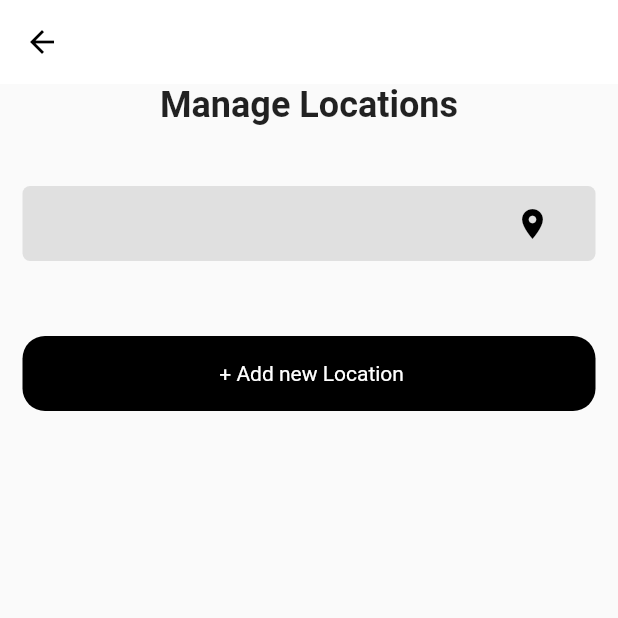
After one commit to Chinmay575/weather, a Flutter app: the ManageLocationsPage screen opened by its route, on a phone screen of 412 x 824 dp, the top half of it. The commit adds this screen. Run offline on Flutter 3.47's test engine with Material 2 defaults, Android fonts, the phone set to English and light mode, and no system bars; our stand-ins replace bloc, flutter_bloc, geolocator, shared_preferences; accounts and stored records are empty.

Commit message:
Added Multi Location Support

```diff
--- a/lib/src/config/global.dart
+++ b/lib/src/config/global.dart
@@ -2,9 +2,9 @@ import 'package:flutter/material.dart';
 import 'package:weather/src/data/datasources/local/prefs.dart';
 
 class Global {
-  static late UserPrefences userPrefences;
+  static late UserPrefences prefs;
   static Future<void> init() async {
     WidgetsFlutterBinding.ensureInitialized();
-    userPrefences = await UserPrefences().init();
+    prefs = await UserPrefences().init();
   }
 }
--- a/lib/src/config/router.dart
+++ b/lib/src/config/router.dart
@@ -4,6 +4,8 @@ import 'package:weather/src/presentation/views/addlocation/addlocation.dart';
 import 'package:weather/src/presentation/views/addlocation/bloc/addlocation_bloc.dart';
 import 'package:weather/src/presentation/views/home/bloc/home_bloc.dart';
 import 'package:weather/src/presentation/views/home/home.dart';
+import 'package:weather/src/presentation/views/managelocations/bloc/manage_bloc.dart';
+import 'package:weather/src/presentation/views/managelocations/managelocations.dart';
 import 'package:weather/src/utils/constants.dart';
 
 class AppRouter {
@@ -23,7 +25,14 @@ class AppRouter {
         bloc: BlocProvider(
           create: (context) => AddlocationBloc(),
         ),
-      )
+      ),
+      PageEntity(
+        route: AppRoutes.manageLocations,
+        page: const ManageLocationsPage(),
+        bloc: BlocProvider(
+          create: (context) => ManageBloc(),
+        ),
+      ),
     ];
   }
 
--- a/lib/src/presentation/views/addlocation/addlocation.dart
+++ b/lib/src/presentation/views/addlocation/addlocation.dart
@@ -1,7 +1,7 @@
 import 'package:flutter/material.dart';
 import 'package:flutter_bloc/flutter_bloc.dart';
 import 'package:weather/src/presentation/views/addlocation/bloc/addlocation_bloc.dart';
-import 'package:weather/src/presentation/views/home/bloc/home_bloc.dart';
+import 'package:weather/src/presentation/views/managelocations/bloc/manage_bloc.dart';
 
 class AddLocationPage extends StatefulWidget {
   const AddLocationPage({super.key});
@@ -47,8 +47,8 @@ class _AddLocationPageState extends State<AddLocationPage> {
               BlocConsumer<AddlocationBloc, AddlocationState>(
                 listener: (context, state) {
                   if (state is Selected) {
-                    BlocProvider.of<HomeBloc>(context)
-                        .add(AddNewCityEvent(city: state.city));
+                    BlocProvider.of<ManageBloc>(context)
+                        .add(AddLocationEvent(city: state.city));
                   }
                 },
                 builder: (context, state) {
--- a/lib/src/presentation/views/home/bloc/home_state.dart
+++ b/lib/src/presentation/views/home/bloc/home_state.dart
@@ -15,19 +15,16 @@ class LoadingState extends HomeState {
 
 class HomeStateLoaded extends HomeState {
   Weather? weather;
-  List<String>? cities;
+
   HomeStateLoaded({
     this.weather,
-    this.cities,
   });
 
   HomeStateLoaded copyWith({
     Weather? weather,
-    List<String>? cities,
   }) {
     return HomeStateLoaded(
       weather: weather ?? this.weather,
-      cities: cities ?? this.cities,
     );
   }
 }
--- /dev/null
+++ b/lib/src/presentation/views/managelocations/bloc/manage_bloc.dart
@@ -0,0 +1,46 @@
+import 'package:bloc/bloc.dart';
+import 'package:weather/src/config/global.dart';
+import 'package:weather/src/utils/constants.dart';
+
+part 'manage_event.dart';
+part 'manage_state.dart';
+
+class ManageBloc extends Bloc<ManageEvent, ManageState> {
+  ManageBloc() : super(ManageState(locs: [])) {
+    on<GetLocationEvent>(
+      (event, emit) {
+        emit(
+          state.copyWith(
+            locs: Global.prefs.getStringList(AppStrings.locations),
+          ),
+        );
+      },
+    );
+    on<AddLocationEvent>(
+      (event, emit) async {
+        await Global.prefs.addStringList(AppStrings.locations, event.city);
+        emit(
+          state.copyWith(
+            locs: Global.prefs.getStringList(AppStrings.locations),
+          ),
+        );
+      },
+    );
+    on<DeleteLocationEvent>(
+      (event, emit) async {
+        await Global.prefs.removeStringList(AppStrings.locations, event.city);
+        emit(
+          state.copyWith(
+            locs: Global.prefs.getStringList(AppStrings.locations),
+          ),
+        );
+      },
+    );
+    on<SetDefaultLocationEvent>(
+      (event, emit) async {
+        await Global.prefs.setString(AppStrings.defaultLocation, event.city);
+        emit(state);
+      },
+    );
+  }
+}
--- /dev/null
+++ b/lib/src/presentation/views/managelocations/bloc/manage_event.dart
@@ -0,0 +1,27 @@
+// ignore_for_file: public_member_api_docs, sort_constructors_first
+part of 'manage_bloc.dart';
+
+abstract class ManageEvent {}
+
+class GetLocationEvent extends ManageEvent {}
+
+class AddLocationEvent extends ManageEvent {
+  String city;
+  AddLocationEvent({
+    required this.city,
+  });
+}
+
+class DeleteLocationEvent extends ManageEvent {
+  String city;
+  DeleteLocationEvent({
+    required this.city,
+  });
+}
+
+class SetDefaultLocationEvent extends ManageEvent {
+  String city;
+  SetDefaultLocationEvent({
+    required this.city,
+  });
+}
--- /dev/null
+++ b/lib/src/presentation/views/managelocations/bloc/manage_state.dart
@@ -0,0 +1,17 @@
+// ignore_for_file: public_member_api_docs, sort_constructors_first
+part of 'manage_bloc.dart';
+
+class ManageState {
+  List<String> locs;
+  ManageState({
+    required this.locs,
+  });
+
+  ManageState copyWith({
+    List<String>? locs,
+  }) {
+    return ManageState(
+      locs: locs ?? this.locs,
+    );
+  }
+}
--- /dev/null
+++ b/lib/src/presentation/views/managelocations/managelocations.dart
@@ -0,0 +1,153 @@
+import 'package:flutter/material.dart';
+import 'package:flutter_bloc/flutter_bloc.dart';
+import 'package:weather/src/config/global.dart';
+import 'package:weather/src/presentation/widgets/widgets.dart';
+import 'package:weather/src/utils/constants.dart';
+
+import 'bloc/manage_bloc.dart';
+
+class ManageLocationsPage extends StatefulWidget {
+  const ManageLocationsPage({super.key});
+
+  @override
+  State<ManageLocationsPage> createState() => _ManageLocationsPageState();
+}
+
+class _ManageLocationsPageState extends State<ManageLocationsPage> {
+  late double deviceHeight, deviceWidth;
+
+  @override
+  void initState() {
+    BlocProvider.of<ManageBloc>(context).add(GetLocationEvent());
+    super.initState();
+  }
+
+  @override
+  Widget build(BuildContext context) {
+    deviceHeight = MediaQuery.of(context).size.height;
+    deviceWidth = MediaQuery.of(context).size.width;
+    return Scaffold(
+      appBar: AppBar(
+        elevation: 0,
+      ),
+      body: SafeArea(
+        child: Container(
+          height: deviceHeight,
+          margin: const EdgeInsets.symmetric(horizontal: 15),
+          child: Column(
+            mainAxisSize: MainAxisSize.max,
+            mainAxisAlignment: MainAxisAlignment.start,
+            children: [
+              const Text(
+                "Manage Locations",
+                style: TextStyle(
+                  fontWeight: FontWeight.bold,
+                  fontSize: 24,
+                ),
+              ),
+              const SizedBox(
+                height: 25,
+              ),
+              BlocConsumer<ManageBloc, ManageState>(
+                listener: (context, state) {},
+                builder: (context, state) {
+                  return Column(
+                    mainAxisSize: MainAxisSize.min,
+                    children: [
+                      ListView.builder(
+                        shrinkWrap: true,
+                        itemCount: state.locs.length + 1,
+                        itemBuilder: (context, index) {
+                          if (index == 0) {
+                            return GestureDetector(
+                              onTap: () {
+                                BlocProvider.of<ManageBloc>(context).add(
+                                  SetDefaultLocationEvent(
+                                    city: Global.prefs.getString(
+                                      AppStrings.currentLocation,
+                                    ),
+                                  ),
+                                );
+                                Navigator.popAndPushNamed(
+                                    context, AppRoutes.home);
+                              },
+                              child: locationCard(
+                                  Global.prefs.getString(
+                                    AppStrings.currentLocation,
+                                  ),
+                                  true),
+                            );
+                          } else {
+                            if (Global.prefs.getString(
+                                  AppStrings.currentLocation,
+                                ) !=
+                                state.locs[index - 1]) {
+                              return GestureDetector(
+                                onTap: () {
+                                  BlocProvider.of<ManageBloc>(context).add(
+                                    SetDefaultLocationEvent(
+                                      city: state.locs[index - 1],
+                                    ),
+                                  );
+                                  Navigator.popAndPushNamed(
+                                    context,
+                                    AppRoutes.home,
+                                  );
+                                },
+                                onLongPress: () {
+                                  BlocProvider.of<ManageBloc>(context).add(
+                                    DeleteLocationEvent(
+                                      city: state.locs[index - 1],
+                                    ),
+                                  );
+                                },
+                                child:
+                                    locationCard(state.locs[index - 1], false),
+                              );
+                            } else {
+                              return Container();
+                            }
+                          }
+                        },
+                      ),
+                    ],
+                  );
+                },
+              ),
+              const SizedBox(
+                height: 50,
+              ),
+              addLocationButton(context),
+            ],
+          ),
+        ),
+      ),
+    );
+  }
+
+  Widget locationCard(String data, bool isCurrent) {
+    return Container(
+      margin: const EdgeInsets.only(top: 15),
+      padding: const EdgeInsets.symmetric(horizontal: 30),
+      height: 50,
+      width: deviceWidth,
+      decoration: BoxDecoration(
+        borderRadius: BorderRadius.circular(5),
+        color: Colors.grey[300],
+      ),
+      alignment: Alignment.centerLeft,
+      child: Row(
+        mainAxisAlignment: MainAxisAlignment.spaceBetween,
+        crossAxisAlignment: CrossAxisAlignment.center,
+        mainAxisSize: MainAxisSize.max,
+        children: [
+          Text(data),
+          Icon(
+            Icons.location_on,
+            color: (isCurrent) ? Colors.black : Colors.transparent,
+          )
+        ],
+      ),
+    );
+  }
+}
--- a/lib/src/utils/constants.dart
+++ b/lib/src/utils/constants.dart
@@ -2,12 +2,17 @@ class AppRoutes {
   static String home = '/';
 
   static String addLocation = '/addLocation';
+
+  static String manageLocations = '/manageLocations';
 }
 
 class AppStrings {
   static String baseUrl = "http://api.weatherapi.com/v1/";
   static String forecast = "forecast.json";
   static String search = "search.json";
+  static String locations = "locations";
+  static String defaultLocation = "defaultLocation";
+  static String currentLocation = "currentLocation";
 }
 
 class AppAssets {
```
Also changed, not shown: lib/src/data/datasources/local/location.dart (+6 -2 lines), lib/src/data/datasources/local/prefs.dart (+22 -3 lines), lib/src/data/datasources/remote/api.dart (+23 -4 lines), lib/src/presentation/views/addlocation/bloc/addlocation_bloc.dart (+6 -4 lines), lib/src/presentation/views/home/bloc/home_bloc.dart (+21 -12 lines), lib/src/presentation/views/home/bloc/home_event.dart (+6 -6 lines), lib/src/presentation/views/home/home.dart (+56 -9 lines).
